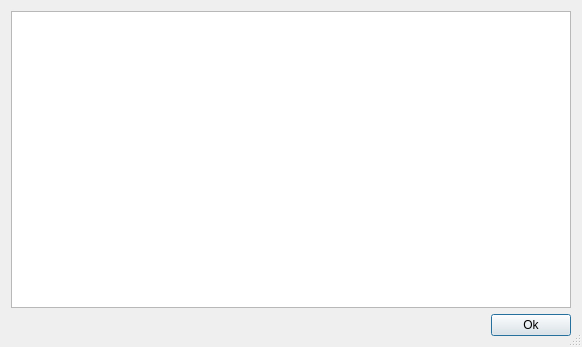
edeforas/Astree, file DialogMediumManager.ui: the form before one commit.
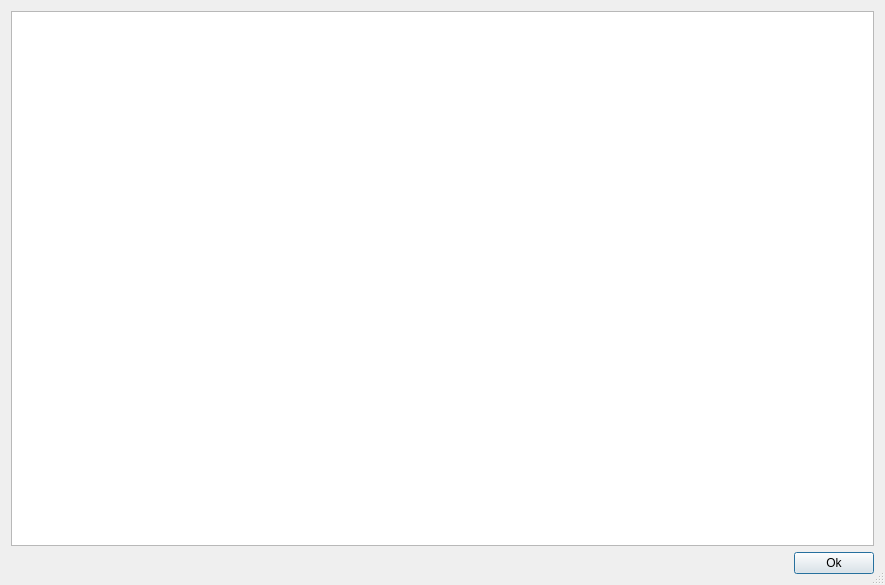
The form after the commit. Icons and pictures are not drawn.

The edit to the form file:
```diff
--- a/DialogMediumManager.ui
+++ b/DialogMediumManager.ui
@@ -6,8 +6,8 @@
    <rect>
     <x>0</x>
     <y>0</y>
-    <width>582</width>
-    <height>347</height>
+    <width>885</width>
+    <height>585</height>
    </rect>
   </property>
   <property name="windowTitle">
```
